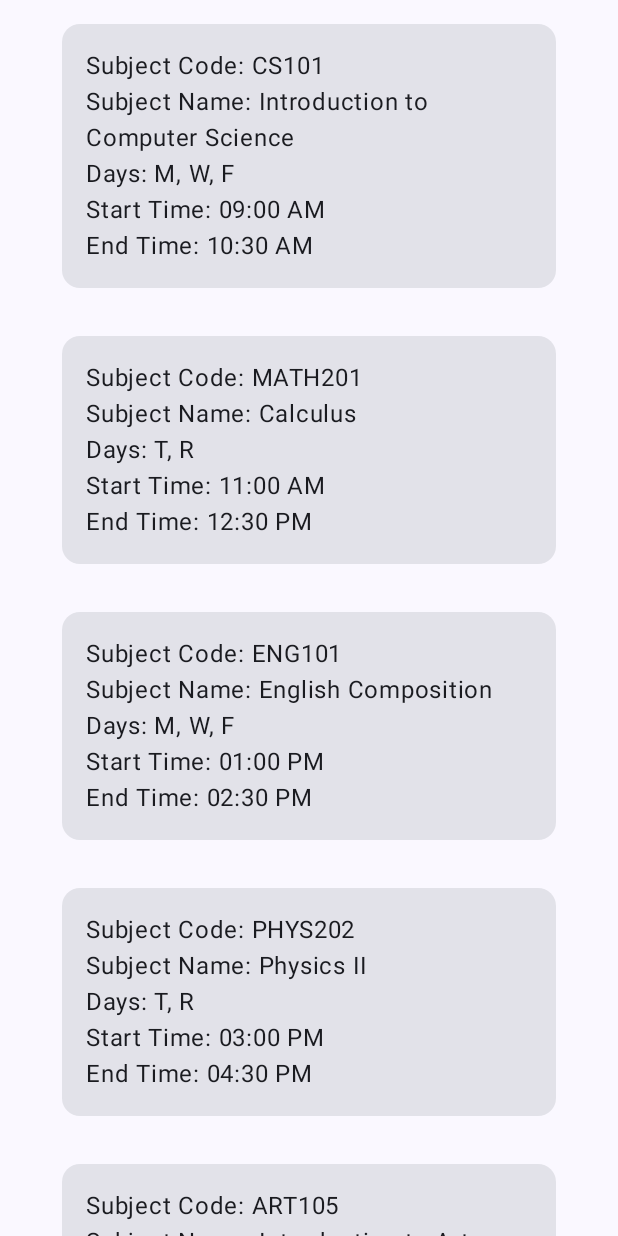
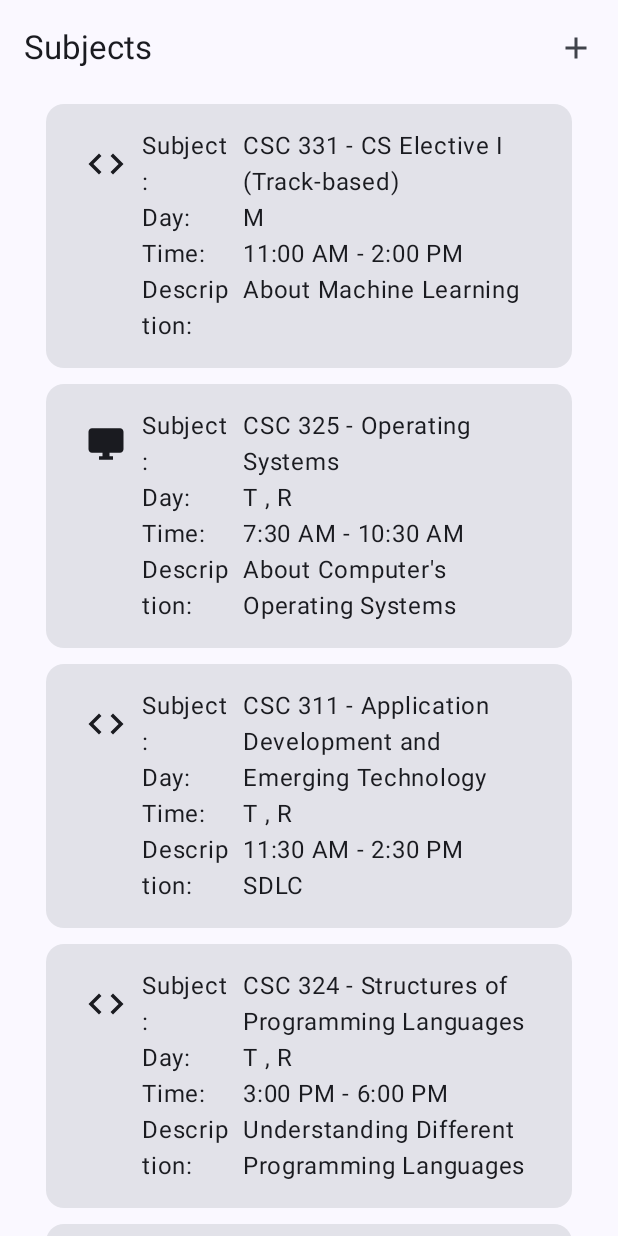
Before and after one commit to shin-kenzaki/NBSAttendanceApp, an Android app built with Jetpack Compose: the composable SubjectMainScreen shown on its own in the app's theme, on a phone screen of 412 x 824 dp. Run offline under Robolectric (Android 15) with nearby library versions, the phone set to English and light mode, and no system bars; libraries missing offline, so code that uses them is left out: me.saket.swipe; missing, so only their content is drawn: SwipeableActionsBox; 2 statements that could not run were skipped.

Commit message:
update of Add Subject Screen

```diff
--- a/app/src/main/java/com/shin/myproject/navigation/routes/SubjectsRoute.kt
+++ b/app/src/main/java/com/shin/myproject/navigation/routes/SubjectsRoute.kt
@@ -2,8 +2,5 @@ package com.shin.myproject.navigation.routes
 
 enum class SubjectRoute {
     SubjectMainScreen,
-    SubjectAddScreen,
-    CSC322,
-    CSC323,
-    CSC324
+    SubjectAddScreen
 }
--- a/app/src/main/java/com/shin/myproject/screens/NBSApp.kt
+++ b/app/src/main/java/com/shin/myproject/screens/NBSApp.kt
@@ -25,8 +25,6 @@ fun NBSApp(
     screenViewModel: ScreenViewModel,
 ) {
     val navController: NavHostController = rememberNavController()
-
-    Scaffold {
     NavHost(navController = navController, startDestination =  Routes.SPLASH.name) {
         composable(route = Routes.SPLASH.name) {
             SplashScreen(navController, screenViewModel)
@@ -53,4 +51,3 @@ fun NBSApp(
         }
     }
 }
-}
--- a/app/src/main/java/com/shin/myproject/screens/authenticationScreens/login/screen/loginScreen.kt
+++ b/app/src/main/java/com/shin/myproject/screens/authenticationScreens/login/screen/loginScreen.kt
@@ -46,6 +46,7 @@ import androidx.compose.ui.unit.sp
 import androidx.navigation.NavHostController
 import com.shin.myproject.R
 import com.shin.myproject.navigation.routes.AuthRoute
+import com.shin.myproject.navigation.routes.Routes
 import com.shin.myproject.screens.authenticationScreens.register.model.NewUser
 import com.shin.myproject.screens.authenticationScreens.register.model.RegistrationObject
 import com.shin.myproject.screens.main.mainScreen.subject.screen.subjectsscreen.embeddedSubjects
@@ -223,6 +224,7 @@ fun LoginScreen( navController: NavHostController ) {
                             // Use the subjects associated with the logged-in user
                             val userSubjects = foundUser.subjects
                             // Further processing...
+                            navController.navigate(route = Routes.LOGINSPLASH.name)
                         } else {
                             showError = true
                         }
--- a/app/src/main/java/com/shin/myproject/screens/main/mainScreen/subject/model/SubjectData.kt
+++ b/app/src/main/java/com/shin/myproject/screens/main/mainScreen/subject/model/SubjectData.kt
@@ -4,6 +4,7 @@ package com.shin.myproject.screens.main.mainScreen.subject.model
 data class SubjectData(
     val subjectCode: String,
     val subjectName: String,
+    val subjectDescription: String,
     val selectedDays: List<DayListItem>,
     val startTime: String,
     val endTime: String
--- /dev/null
+++ b/app/src/main/java/com/shin/myproject/screens/main/mainScreen/subject/model/SubjectLogos.kt
@@ -0,0 +1,34 @@
+package com.shin.myproject.screens.main.mainScreen.subject.model
+
+import androidx.compose.material.icons.Icons
+import androidx.compose.material.icons.filled.Book
+import androidx.compose.material.icons.filled.Brush
+import androidx.compose.material.icons.filled.Build
+import androidx.compose.material.icons.filled.Calculate
+import androidx.compose.material.icons.filled.Code
+import androidx.compose.material.icons.filled.DesktopWindows
+import androidx.compose.material.icons.filled.FlightTakeoff
+import androidx.compose.material.icons.filled.Message
+import androidx.compose.material.icons.filled.PhoneAndroid
+import androidx.compose.material.icons.filled.TextFormat
+import androidx.compose.material.icons.filled.TouchApp
+import androidx.compose.ui.graphics.vector.ImageVector
+
+object SubjectLogos {
+    private val logoMap = mapOf(
+        "CS Elective I (Track-based)" to Icons.Default.Code,
+        "Operating Systems" to Icons.Default.DesktopWindows,
+        "Application Development and Emerging Technology" to Icons.Default.Code,
+        "Structures of Programming Languages" to Icons.Default.Code,
+        "Contextualized Communication in Filipino" to Icons.Default.Message,
+        "Automata Theory and Formal Languages" to Icons.Default.Build,
+        "Thesis Writing 1" to Icons.Default.Book,
+        "Fundamentals of Human Computer Interaction" to Icons.Default.TouchApp,
+        "Mobile Device Application Principles" to Icons.Default.PhoneAndroid
+        // Add more mappings for other subjects as needed
+    )
+
+    fun getLogoForSubject(subjectName: String): ImageVector {
+        return logoMap[subjectName] ?: Icons.Default.Book // Default logo if not found
+    }
+}
--- a/app/src/main/java/com/shin/myproject/screens/main/mainScreen/subject/screen/SubjectCard.kt
+++ /dev/null
@@ -1,44 +0,0 @@
-package com.shin.myproject.screens.main.mainScreen.subject.screen
-
-import androidx.compose.foundation.clickable
-import androidx.compose.foundation.layout.Column
-import androidx.compose.foundation.layout.fillMaxSize
-import androidx.compose.foundation.layout.fillMaxWidth
-import androidx.compose.foundation.layout.padding
-import androidx.compose.material3.Card
-import androidx.compose.material3.ExperimentalMaterial3Api
-import androidx.compose.material3.Text
-import androidx.compose.runtime.Composable
-import androidx.compose.ui.Modifier
-import androidx.compose.ui.tooling.preview.Preview
-import androidx.compose.ui.unit.dp
-import com.shin.myproject.screens.main.mainScreen.subject.model.SubjectData
-
-@OptIn(ExperimentalMaterial3Api::class)
-@Composable
-fun ClickableSubjectCard(subject: SubjectData, onClick: () -> Unit) {
-    Card(
-        modifier = Modifier
-            .fillMaxWidth()
-            .clickable { onClick() }
-            .padding(16.dp)
-    ) {
-        Column(
-            modifier = Modifier
-                .fillMaxSize()
-                .padding(16.dp)
-        ) {
-            Text(text = "Subject Code: ${subject.subjectCode}")
-            Text(text = "Subject Name: ${subject.subjectName}")
-            Text(text = "Days: ${subject.selectedDays.joinToString(", ") { it.title }}")
-            Text(text = "Start Time: ${subject.startTime}")
-            Text(text = "End Time: ${subject.endTime}")
-        }
-    }
-}
-
-@Composable
-@Preview(showBackground = true)
-fun ClickableSubjectCardPreview() {
-    // Preview content here
-}
--- /dev/null
+++ b/app/src/main/java/com/shin/myproject/screens/main/mainScreen/subject/screen/SwipableCard.kt
@@ -0,0 +1,100 @@
+package com.shin.myproject.screens.main.mainScreen.subject.screen
+
+import android.util.Log
+import androidx.compose.foundation.clickable
+import androidx.compose.foundation.layout.Column
+import androidx.compose.foundation.layout.Row
+import androidx.compose.foundation.layout.fillMaxSize
+import androidx.compose.foundation.layout.fillMaxWidth
+import androidx.compose.foundation.layout.padding
+import androidx.compose.foundation.layout.size
+import androidx.compose.material.icons.Icons
+import androidx.compose.material.icons.filled.Archive
+import androidx.compose.material.icons.filled.Delete
+import androidx.compose.material3.Card
+import androidx.compose.material3.Icon
+import androidx.compose.material3.Text
+import androidx.compose.runtime.Composable
+import androidx.compose.ui.Modifier
+import androidx.compose.ui.graphics.Color
+import androidx.compose.ui.unit.dp
+import com.shin.myproject.screens.main.mainScreen.subject.model.SubjectLogos
+import com.shin.myproject.screens.main.mainScreen.subject.model.SubjectData
+import me.saket.swipe.SwipeAction
+import me.saket.swipe.SwipeableActionsBox
+
+@Composable
+fun SwipeableCard(subject: SubjectData, onClick: () -> Unit) {
+
+    val logo = SubjectLogos.getLogoForSubject(subject.subjectName)
+    val archive = SwipeAction(
+        onSwipe = {
+            Log.d("MainActivity", "Archive")
+        },
+        icon = {
+            Icon(
+                modifier = Modifier.padding(16.dp),
+                imageVector = Icons.Default.Archive,
+                contentDescription = "archive" ,
+                tint = Color.White
+            )
+        },
+        background = Color.LightGray
+    )
+    val delete = SwipeAction(
+        onSwipe = {
+            Log.d("MainActivity", "Delete")
+        },
+        icon = {
+            Icon(
+                modifier = Modifier.padding(16.dp),
+                imageVector = Icons.Default.Delete,
+                contentDescription = "delete" ,
+                tint = Color.White
+            )
+        },
+        background = Color.Red
+
+    )
+
+    SwipeableActionsBox(startActions = listOf(archive), endActions = listOf(delete)) {
+        Card(
+            modifier = Modifier
+                .fillMaxWidth()
+                .padding(5.dp)
+        ) {
+            Row(
+                modifier = Modifier
+                    .fillMaxSize()
+                    .clickable { onClick() }
+                    .padding(16.dp)
+            ) {
+                Icon(
+                    modifier = Modifier
+                        .size(48.dp)
+                        .padding(10.dp),
+                    imageVector = logo,
+                    contentDescription = "logo"
+                )
+                Column(
+                    modifier = Modifier
+                        .weight(1f)
+                        .padding(end = 8.dp),
+                ) {
+                    Text(text = "Subject:")
+                    Text(text = "Day:")
+                    Text(text = "Time:")
+                    Text(text = "Description:")
+                }
+                Column(
+                    modifier = Modifier.weight(3f),
+                ) {
+                    Text(text = "${subject.subjectCode} - ${subject.subjectName}")
+                    Text(text = subject.selectedDays.joinToString(" , ") { it.title })
+                    Text(text = "${subject.startTime} - ${subject.endTime}")
+                    Text(text = subject.subjectDescription)
+                }
+            }
+        }
+    }
+}
--- a/app/src/main/java/com/shin/myproject/screens/main/mainScreen/subject/screen/subjectMainScreen.kt
+++ b/app/src/main/java/com/shin/myproject/screens/main/mainScreen/subject/screen/subjectMainScreen.kt
@@ -10,12 +10,16 @@ import androidx.compose.foundation.layout.padding
 import androidx.compose.foundation.lazy.LazyColumn
 import androidx.compose.foundation.lazy.items
 import androidx.compose.material.icons.Icons
+import androidx.compose.material.icons.filled.Add
 import androidx.compose.material.icons.filled.Archive
 import androidx.compose.material.icons.filled.Delete
 import androidx.compose.material3.Button
 import androidx.compose.material3.ExperimentalMaterial3Api
 import androidx.compose.material3.Icon
+import androidx.compose.material3.IconButton
+import androidx.compose.material3.Scaffold
 import androidx.compose.material3.Text
+import androidx.compose.material3.TopAppBar
 import androidx.compose.runtime.Composable
 import androidx.compose.ui.Alignment
 import androidx.compose.ui.Modifier
@@ -33,39 +37,29 @@ import me.saket.swipe.SwipeableActionsBox
 fun SubjectMainScreen(navController: NavController) {
 
     val allSubjects = Subject.subjectList + embeddedSubjects()
-    val archive = SwipeAction(
-        onSwipe = {
-            Log.d("MainActivity", "Archive")
-        },
-        icon = {
+
+    Scaffold(
+        topBar = {
+            TopAppBar(
+                title = { Text(text = "Subjects") },
+                actions = {
+                    IconButton(
+                        onClick = {
+                            navController.navigate(SubjectRoute.SubjectAddScreen.name)
+                        }
+                    ) {
                         Icon(
-                imageVector = Icons.Default.Archive,
-                contentDescription = "archive" ,
-                tint = Color.White
+                            imageVector = Icons.Default.Add,
+                            contentDescription = "add new subject"
                         )
-        },
-        background = Color.Black
+                    }
+                }
             )
-    val delete = SwipeAction(
-        onSwipe = {
-            Log.d("MainActivity", "Delete")
-        },
-        icon = {
-            Icon(
-                imageVector = Icons.Default.Delete,
-                contentDescription = "delete" ,
-                tint = Color.White
-            )
-        },
-        background = Color.Red
-    )
-
-    SwipeableActionsBox(startActions = listOf(archive)) {
-
         }
-
+    ) { innerPadding ->
         Column(
             modifier = Modifier
+                .padding(innerPadding)
                 .fillMaxSize()
                 .fillMaxWidth()
                 .padding(horizontal = 25.dp),
@@ -74,30 +68,19 @@ fun SubjectMainScreen(navController: NavController) {
         ) {
 
 
+//        LazyColumn {
+//            items(allSubjects) { subject ->
+//                ClickableSubjectCard(subject = subject) {
+//                }
+//            }
+//        }
+
             LazyColumn {
                 items(allSubjects) { subject ->
-                ClickableSubjectCard(subject = subject) {
-
+                    SwipeableCard(subject = subject) {
                     }
                 }
             }
-
-        Row(
-            modifier = Modifier
-                .fillMaxWidth(),
-            horizontalArrangement = Arrangement.Center,
-            verticalAlignment = Alignment.Bottom
-        ) {
-            Button(
-                onClick = {
-                    navController.navigate(SubjectRoute.SubjectAddScreen.name)
-                },
-                modifier = Modifier
-                    .fillMaxWidth()
-            ) {
-                Text("Add New Subject")
         }
     }
-
 }
-}
--- a/app/src/main/java/com/shin/myproject/screens/main/mainScreen/subject/screen/subjectsscreen/EmbeddedSubject.kt
+++ b/app/src/main/java/com/shin/myproject/screens/main/mainScreen/subject/screen/subjectsscreen/EmbeddedSubject.kt
@@ -7,39 +7,76 @@ import com.shin.myproject.screens.main.mainScreen.subject.model.SubjectData
 fun embeddedSubjects(): List<SubjectData> {
     return listOf(
         SubjectData(
-            subjectCode = "CS101",
-            subjectName = "Introduction to Computer Science",
-            selectedDays = listOf(DayListItem("M", true), DayListItem("W", true), DayListItem("F", true)),
-            startTime = "09:00 AM",
-            endTime = "10:30 AM"
+            subjectCode = "CSC 331",
+            subjectName = "CS Elective I (Track-based)",
+            selectedDays = listOf(DayListItem("M", true)),
+            startTime = "11:00 AM",
+            endTime = "2:00 PM",
+            subjectDescription = "About Machine Learning"
         ),
         SubjectData(
-            subjectCode = "MATH201",
-            subjectName = "Calculus",
+            subjectCode = "CSC 325",
+            subjectName = "Operating Systems",
             selectedDays = listOf(DayListItem("T", true), DayListItem("R", true)),
-            startTime = "11:00 AM",
-            endTime = "12:30 PM"
+            startTime = "7:30 AM",
+            endTime = "10:30 AM",
+            subjectDescription = "About Computer's Operating Systems"
         ),
         SubjectData(
-            subjectCode = "ENG101",
-            subjectName = "English Composition",
-            selectedDays = listOf(DayListItem("M", true), DayListItem("W", true), DayListItem("F", true)),
-            startTime = "01:00 PM",
-            endTime = "02:30 PM"
+            subjectCode = "CSC 311",
+            subjectName = "Application Development and Emerging Technology",
+            selectedDays = listOf(DayListItem("T", true), DayListItem("R", true)),
+            startTime = "11:30 AM",
+            endTime = "2:30 PM",
+            subjectDescription = "SDLC"
         ),
         SubjectData(
-            subjectCode = "PHYS202",
-            subjectName = "Physics II",
+            subjectCode = "CSC 324",
+            subjectName = "Structures of Programming Languages",
             selectedDays = listOf(DayListItem("T", true), DayListItem("R", true)),
-            startTime = "03:00 PM",
-            endTime = "04:30 PM"
+            startTime = "3:00 PM",
+            endTime = "6:00 PM",
+            subjectDescription = "Understanding Different Programming Languages"
         ),
         SubjectData(
-            subjectCode = "ART105",
-            subjectName = "Introduction to Art",
-            selectedDays = listOf(DayListItem("M", true), DayListItem("W", true), DayListItem("F", true)),
-            startTime = "05:00 PM",
-            endTime = "06:30 PM"
+            subjectCode = "GED 205",
+            subjectName = "Contextualized Communication in Filipino",
+            selectedDays = listOf(DayListItem("R", true)),
+            startTime = "5:00 PM",
+            endTime = "8:00 PM",
+            subjectDescription = "Filipino Literatures and Communication"
+        ),
+        SubjectData(
+            subjectCode = "CSC 322",
+            subjectName = "Automata Theory and Formal Languages",
+            selectedDays = listOf(DayListItem("F", true)),
+            startTime = "7:30 AM",
+            endTime = "12:30 PM",
+            subjectDescription = "About Different Arduino Circuits and Assembly Language"
+        ),
+        SubjectData(
+            subjectCode = "THS 321",
+            subjectName = "Thesis Writing 1",
+            selectedDays = listOf(DayListItem("F", true)),
+            startTime = "2:00 PM",
+            endTime = "5:00 PM",
+            subjectDescription = "Thesis Writing"
+        ),
+        SubjectData(
+            subjectCode = "CSC 321",
+            subjectName = "Fundamentals of Human Computer Interaction",
+            selectedDays = listOf(DayListItem("F", true)),
+            startTime = "5:30 PM",
+            endTime = "7:30 PM",
+            subjectDescription = "Enhancing Human and Computer Interactions"
+        ),
+        SubjectData(
+            subjectCode = "CSC 323",
+            subjectName = "Mobile Device Application Principles",
+            selectedDays = listOf(DayListItem("S", true)),
+            startTime = "12:00 PM",
+            endTime = "5:30 PM",
+            subjectDescription = "About Android App Programming"
         )
     )
 }
```
Also changed, not shown: app/src/main/java/com/shin/myproject/screens/main/SubjectScreen.kt (deleted, +0 -69 lines), app/src/main/java/com/shin/myproject/screens/main/mainScreen/subject/screen/addsubjectscreen/subjectAddScreen.kt (+45 -8 lines), app/src/main/java/com/shin/myproject/screens/main/mainScreen/subject/screen/subjectsscreen/CSC322.kt (deleted, +0 -8 lines), app/src/main/java/com/shin/myproject/screens/main/mainScreen/subject/screen/subjectsscreen/CSC323.kt (deleted, +0 -10 lines), app/src/main/java/com/shin/myproject/screens/main/mainScreen/subject/screen/subjectsscreen/CSC324.kt (deleted, +0 -10 lines), app/src/main/java/com/shin/myproject/screens/main/mainScreen/subject/screen/subjectsscreen/SwipableCard.kt (deleted, +0 -8 lines). Lines whose indentation alone changed are shown as unchanged.
